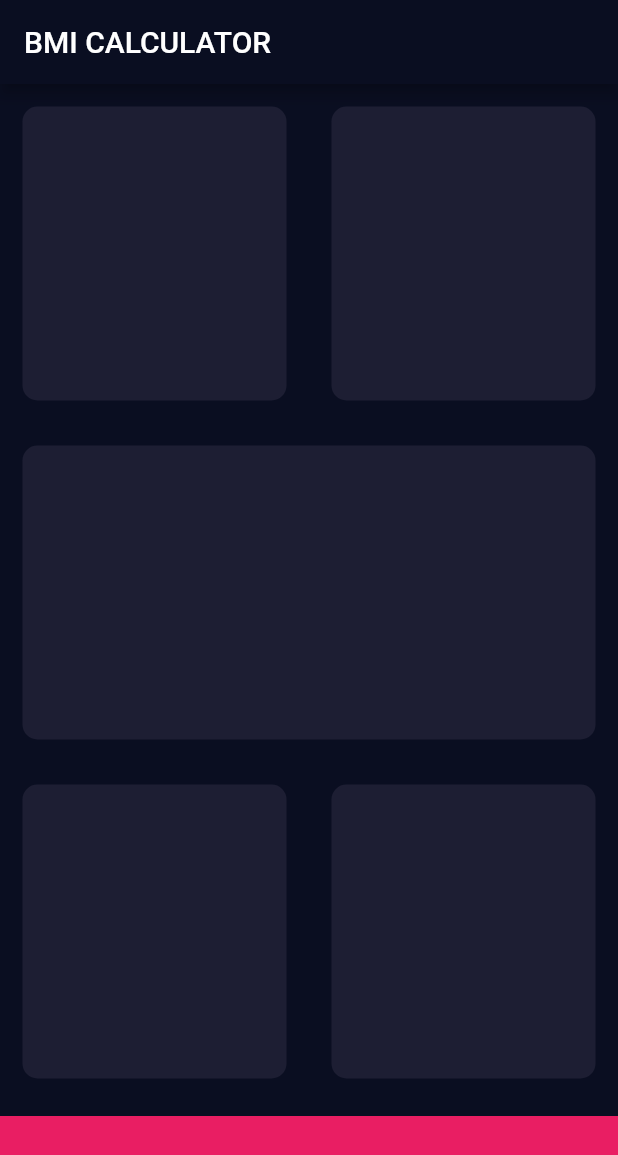
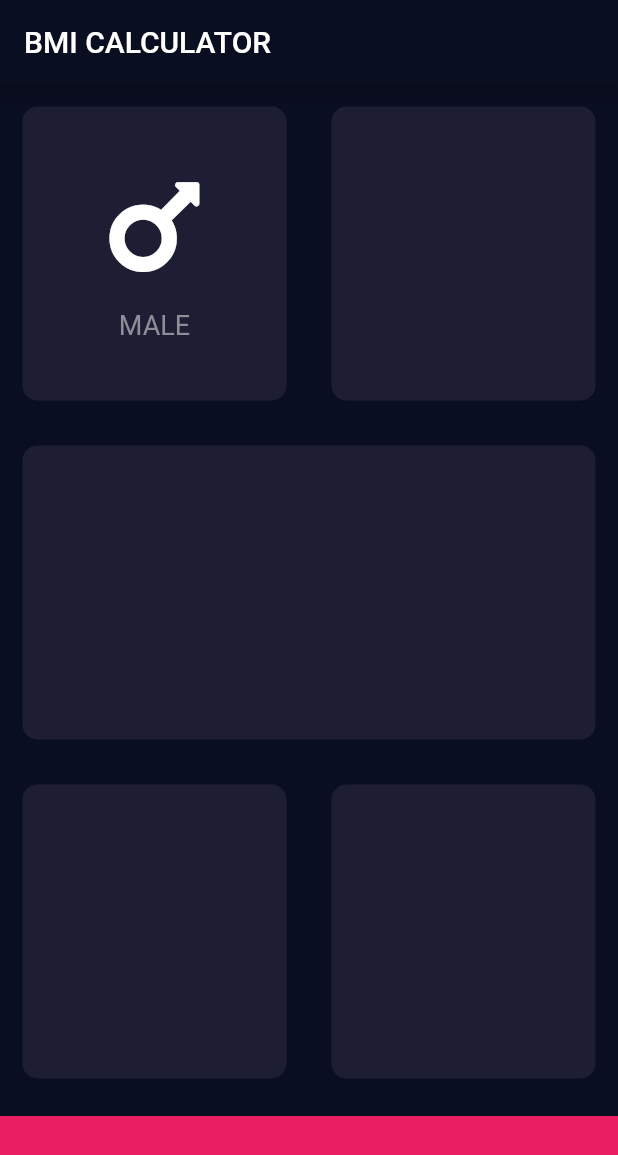
Before and after one commit to Tarlochan5268/BMI_Calculator_Flutter, a Flutter app: the screen it shows after launch, on a phone screen of 412 x 824 dp. Shown: the top 1155 px of the screen. Run offline on Flutter 3.47's test engine with Material 2 defaults, Android fonts, the phone set to English and light mode, and no system bars; our stand-ins replace font_awesome_flutter.

Commit message:
Added icon and text into the reusable card child widget

```diff
--- a/lib/inputPage.dart
+++ b/lib/inputPage.dart
@@ -1,4 +1,5 @@
 import 'package:flutter/material.dart';
+import 'package:font_awesome_flutter/font_awesome_flutter.dart';
 
 const bottomContainerHeight = 80.0;
 const activeCardColour = Color(0xFF1D1E33);
@@ -24,6 +25,23 @@ class _InputPageState extends State<InputPage> {
                 Expanded(
                   child: ReusableCard(
                     colour: activeCardColour,
+                    cardChild: Column(
+                      mainAxisAlignment: MainAxisAlignment.center,
+                      children: <Widget>[
+                        Icon(
+                          FontAwesomeIcons.mars,
+                          size: 80,
+                        ),
+                        SizedBox(
+                          height: 15.0,
+                        ),
+                        Text(
+                          'MALE',
+                          style: TextStyle(
+                              fontSize: 18.0, color: Color(0xFF8D8E98)),
+                        )
+                      ],
+                    ),
                   ),
                 ),
                 Expanded(
@@ -99,16 +117,16 @@ class ReusableCard extends StatelessWidget {
   //https://youtu.be/kn0EOS-ZiIc
   //keys help widget to keep track of it states
   final Color colour;
-  final Widget childWidget;
+  final Widget cardChild;
   //statless dont change state -> immutable -> gets destroyed every time created -> need to add final to properties
   //const vs final
-  ReusableCard({@required this.colour, this.childWidget});
+  ReusableCard({@required this.colour, this.cardChild});
   //@required annotation means this property is required to be initialized
 
   @override
   Widget build(BuildContext context) {
     return Container(
-      child: childWidget,
+      child: cardChild,
       margin: EdgeInsets.all(15),
       decoration: BoxDecoration(
         color: colour, //color property go inside decoration
```
Also changed, not shown: 15 other files.
